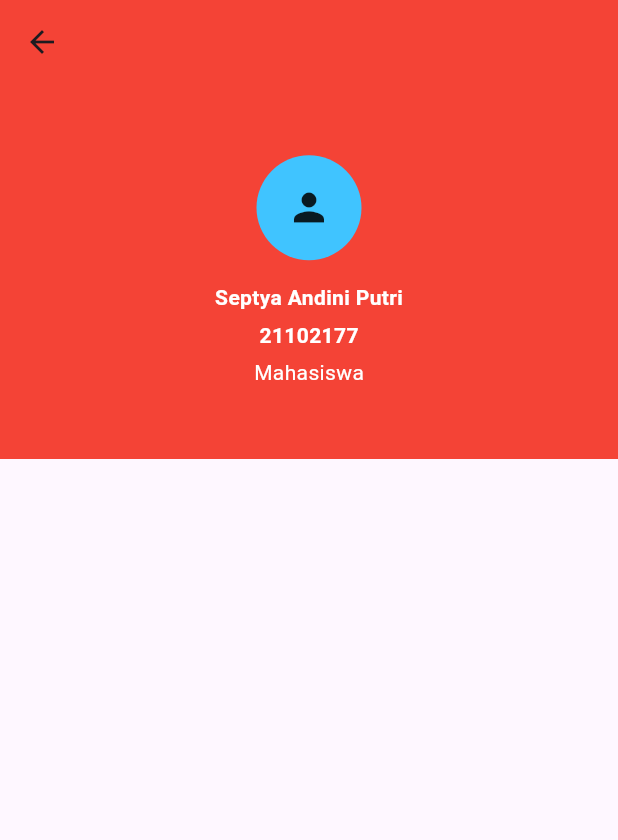
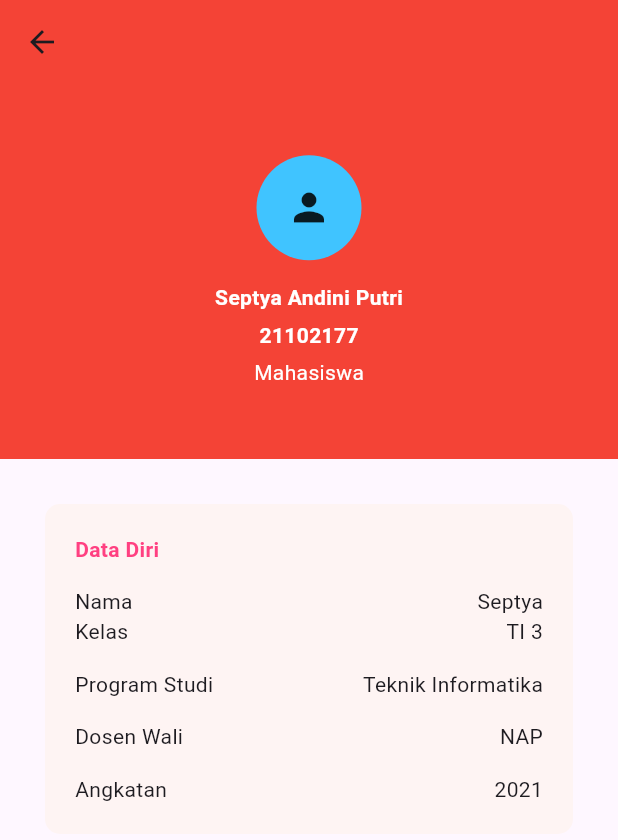
Before and after one commit to septyaanp/21102177_TI3_ppb2234-2coba, a Flutter app: the screen it shows after launch, on a phone screen of 412 x 824 dp. Shown: the top 840 px of the screen. Run offline on Flutter 3.47's test engine with Material 3 defaults, Android fonts, the light colour scheme and no system bars; our stand-ins replace bloc, equatable, flutter_bloc.

Commit message:
step 4 : column kedua

```diff
--- a/praktikum4/lib/main.dart
+++ b/praktikum4/lib/main.dart
@@ -19,6 +19,7 @@ class MyApp extends StatelessWidget {
           ),
           body: ListView(
             children: [
+              //container pertama
               Container(
                 height: 250,
                 color: Colors.red,
@@ -64,6 +65,61 @@ class MyApp extends StatelessWidget {
                     )
                   ],
                 ),
+              ),
+
+              //column kedua
+              Container(
+                margin: EdgeInsets.all(30),
+                padding: EdgeInsets.all(20),
+                decoration: BoxDecoration(
+                    borderRadius: BorderRadius.circular(10),
+                    color: Color(0xffFEF4F3)),
+                child: Column(
+                  crossAxisAlignment: CrossAxisAlignment.start,
+                  children: [
+                    Text(
+                      "Data Diri",
+                      style: TextStyle(
+                          color: Colors.pinkAccent,
+                          fontWeight: FontWeight.bold),
+                    ),
+                    SizedBox(
+                      height: 15,
+                    ),
+                    Row(
+                      mainAxisAlignment: MainAxisAlignment.spaceBetween,
+                      children: [Text("Nama "), Text("Septya")],
+                    ),
+                    Row(
+                      mainAxisAlignment: MainAxisAlignment.spaceBetween,
+                      children: [Text("Kelas "), Text("TI 3")],
+                    ),
+                    SizedBox(
+                      height: 15,
+                    ),
+                    Row(
+                      mainAxisAlignment: MainAxisAlignment.spaceBetween,
+                      children: [
+                        Text("Program Studi"),
+                        Text("Teknik Informatika")
+                      ],
+                    ),
+                    SizedBox(
+                      height: 15,
+                    ),
+                    Row(
+                      mainAxisAlignment: MainAxisAlignment.spaceBetween,
+                      children: [Text("Dosen Wali "), Text("NAP")],
+                    ),
+                    SizedBox(
+                      height: 15,
+                    ),
+                    Row(
+                      mainAxisAlignment: MainAxisAlignment.spaceBetween,
+                      children: [Text("Angkatan "), Text("2021")],
+                    )
+                  ],
+                ),
               )
             ],
           ),
```
